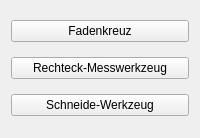
First picture: the form in RTOC/RTOC_GUI/ui/plotToolsWidget.ui, repository Haschtl/RealTimeOpenControl, before the edit.
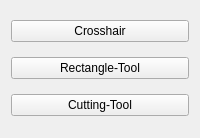
Second picture: the form after the edit. Icons and pictures are not drawn.

Patch:
```diff
--- a/RTOC/RTOC_GUI/ui/plotToolsWidget.ui
+++ b/RTOC/RTOC_GUI/ui/plotToolsWidget.ui
@@ -23,7 +23,7 @@
       <string>Zeige Crosshair</string>
      </property>
      <property name="text">
-      <string>Fadenkreuz</string>
+      <string>Crosshair</string>
      </property>
      <property name="icon">
       <iconset>
@@ -49,7 +49,7 @@
       <string>Öffne Mess-Rechteck in Plot</string>
      </property>
      <property name="text">
-      <string>Rechteck-Messwerkzeug</string>
+      <string>Rectangle-Tool</string>
      </property>
      <property name="icon">
       <iconset>
@@ -75,7 +75,7 @@
       <string>Zeige Crosshair</string>
      </property>
      <property name="text">
-      <string>Schneide-Werkzeug</string>
+      <string>Cutting-Tool</string>
      </property>
      <property name="icon">
       <iconset>
```
Left out of the diff: 12 changed lines with no effect on the pictures.
